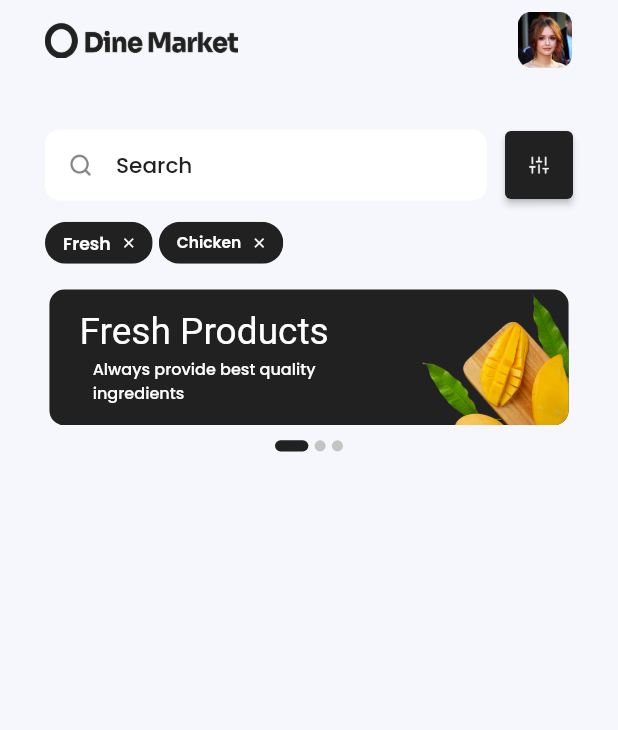
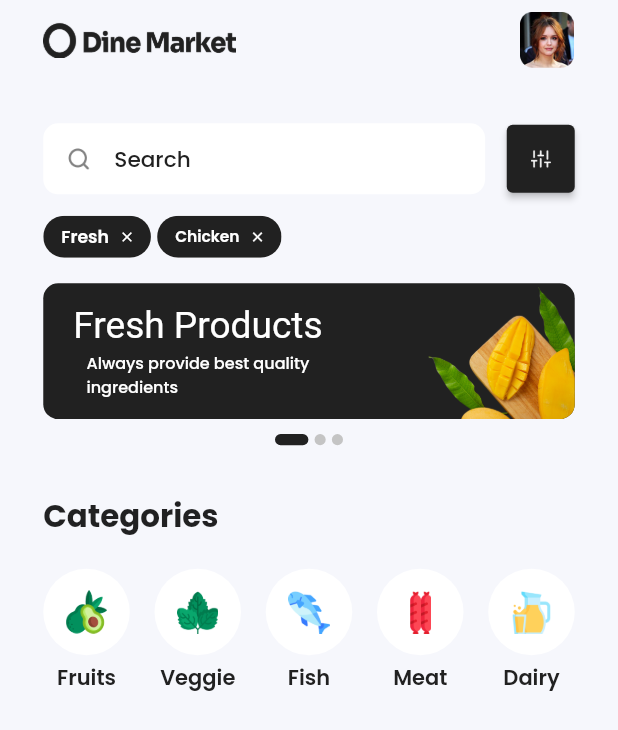
Before and after one commit to araujo-alef/dine_market_app_flutter, a Flutter app: the screen it shows after launch, on a phone screen of 412 x 824 dp. Shown: the top 730 px of the screen. Run offline on Flutter 3.47's test engine with Material 2 defaults, Android fonts, the phone set to English and light mode, and no system bars; drawn by our look-alikes of carousel_slider, smooth_page_indicator; our stand-ins replace get, google_fonts.

Commit message:
added categorie section on home page

```diff
--- a/lib/app/ui/android/home/home_page.dart
+++ b/lib/app/ui/android/home/home_page.dart
@@ -1,3 +1,4 @@
+import 'package:flutter/rendering.dart';
 import 'package:get/get.dart';
 import 'package:flutter/material.dart';
 import 'package:google_fonts/google_fonts.dart';
@@ -28,9 +29,8 @@ class HomePage extends GetView<HomeController> {
           child: Column(
             children: [
               // top bar
-              Padding(
-                padding: const EdgeInsets.only(left: 30, right: 30),
-                child: Container(
+              Container(
+                margin: EdgeInsets.symmetric(horizontal: width * 7),
                 height: height * 4.5,
                 child: Row(
                   mainAxisAlignment: MainAxisAlignment.spaceBetween,
@@ -55,11 +55,9 @@ class HomePage extends GetView<HomeController> {
                   ],
                 ),
               ),
-              ),
-              SizedBox(height: height * 5,),
-              Padding(
-                padding: const EdgeInsets.only(left: 30, right: 30),
-                child: Container(
+              SizedBox(height: height * 4.5,),
+              Container(
+                margin: EdgeInsets.symmetric(horizontal: width * 7),
                 child: Column(
                   children: [
                     Row(
@@ -162,7 +160,6 @@ class HomePage extends GetView<HomeController> {
                   ],
                 ),
               ),
-              ),
               SizedBox(height: height * 4,),
               Container(
                 child: CarouselSlider.builder(
@@ -183,7 +180,43 @@ class HomePage extends GetView<HomeController> {
                 ),
               ),
               SizedBox(height: height * 1.2,),
-              buildIndicator(height, width)
+              buildIndicator(height, width),
+              SizedBox(height: height * 3.8,),
+              Container(
+                margin: EdgeInsets.symmetric(horizontal: width * 7),
+                child: Column(
+                  children: [
+                    Container(
+                      child: Row(
+                        children: [
+                          Text(
+                            'Categories',
+                            style: GoogleFonts.poppins(
+                              fontWeight: FontWeight.bold,
+                              fontSize: width * 5
+                            ),
+                          ),
+                      ],
+                      ),
+                    ),
+                    Container(
+                      child: Padding(
+                        padding: const EdgeInsets.only(top: 20),
+                        child: Row(
+                          mainAxisAlignment: MainAxisAlignment.spaceBetween,
+                          children: [
+                            categorieCard('fruits', 'Fruits', height, width),
+                            categorieCard('veggie', 'Veggie', height, width),
+                            categorieCard('fish', 'Fish', height, width),
+                            categorieCard('meat', 'Meat', height, width),
+                            categorieCard('dairy', 'Dairy', height, width),
+                          ],
+                        ),
+                      ),
+                    )
+                  ],
+                ),
+              )
             ],
           ),
         ),
@@ -193,8 +226,7 @@ class HomePage extends GetView<HomeController> {
 
   Widget buildCard(String assetImage, int index, w, h) {
     return Container(
-    width: w * 84,
-    margin: EdgeInsets.symmetric(horizontal: w * 1),
+    margin: EdgeInsets.symmetric(horizontal: w * 7),
     decoration: BoxDecoration(
       borderRadius: BorderRadius.all(Radius.circular(10)),
       color: Color(0XFF212121)
@@ -267,4 +299,42 @@ Widget buildIndicator(h, w) {
     );
   }
 
+  Widget categorieCard(String image, String title, double h, double width) {
+    return
+    Container(
+      child: Column(
+        children: [
+          Container(
+            height: width * 14,
+            width: width * 14,
+            alignment: Alignment.center,
+            decoration: BoxDecoration(
+              color: Color(0XFFFFFFFF),
+              borderRadius: BorderRadius.all(Radius.circular(100)),
+            ),
+            child: Container(
+            height: width * 7,
+            width: width * 7,
+            decoration: BoxDecoration(
+              image: DecorationImage(
+                image: AssetImage('assets/images/${image}_icon.png'),
+                fit: BoxFit.contain
+              )
+            ),
+            ),
+          ),
+          SizedBox(height: h * 0.6,),
+          Text(
+            title,
+            style: GoogleFonts.poppins(
+              fontWeight: FontWeight.w600,
+              fontSize: width * 3.4,
+              color: Color(0XFF212121)
+            ),
+          )
+        ],
+      ),
+    );
   }
+
+}
```
Also changed, not shown: assets/images/dairy_icon.png (added), assets/images/fish_icon.png (added), assets/images/fruits_icon.png (added), assets/images/meat_icon.png (added), assets/images/veggie_icon.png (added). Lines whose indentation alone changed are shown as unchanged.
